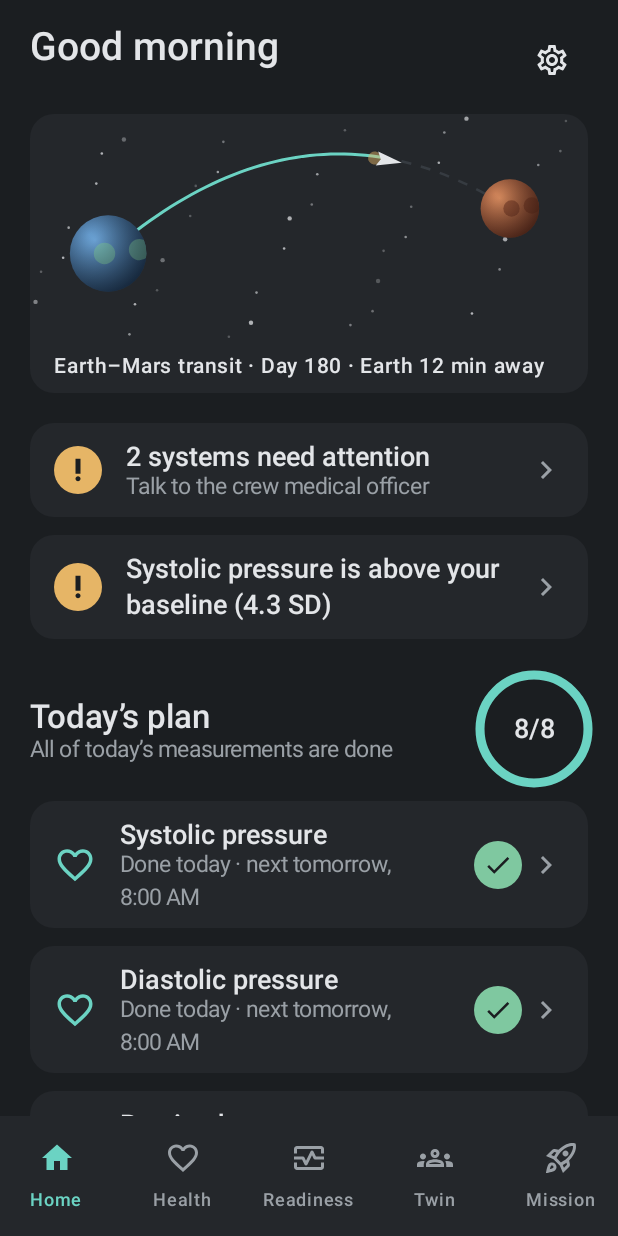
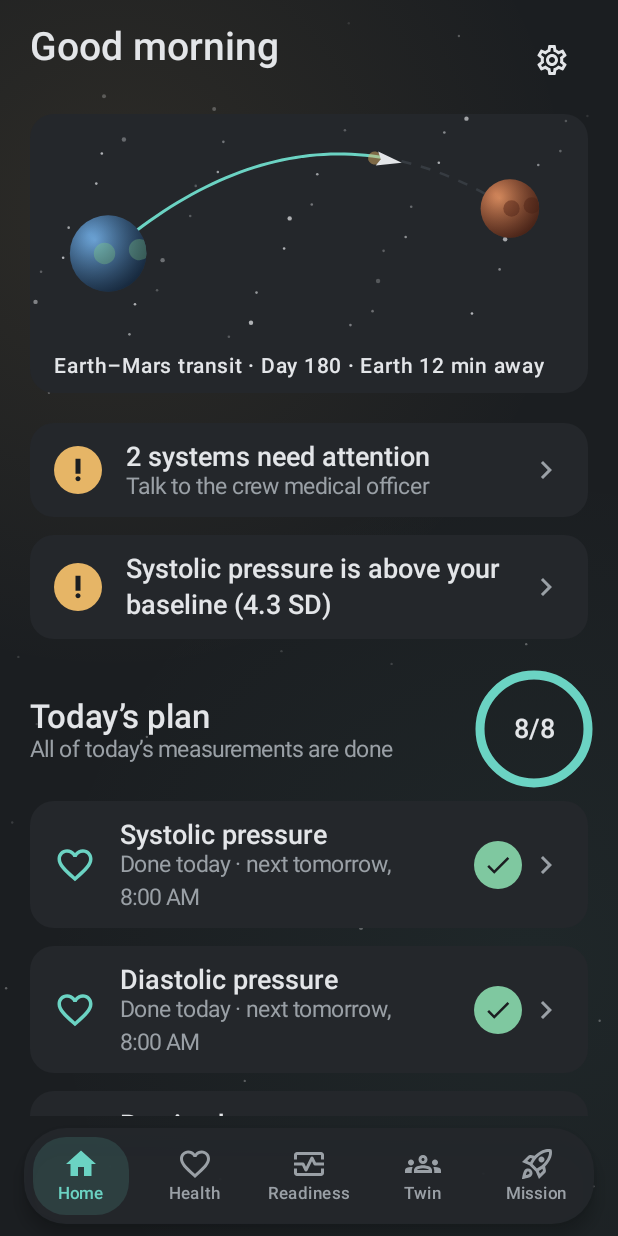
Before and after one commit to cybersecuritykali958-bot/nasa-space-apps, an Android app built with Jetpack Compose: the screen it shows after launch (MainActivity), on a phone screen of 412 x 824 dp. Run offline under Robolectric (Android 15) with nearby library versions, the phone set to English and light mode, and no system bars; our stand-ins replace Room's generated code; pictures from the network do not load; 1 statement that could not run was skipped.

Commit message:
Living background, floating capsule navigation and motion polish
- Quiet animated background: drifting, twinkling stars and soft glows tinted by the overall health status
- Floating capsule bottom bar with a highlight that slides to the selected tab
- Screen transitions, press feedback on cards, numbers that count up, charts that draw in
- Ship shown at the destination for Moon and Mars surface missions

```diff
--- a/android/app/src/main/java/space/crewpulse/ui/components/CrewScaffold.kt
+++ b/android/app/src/main/java/space/crewpulse/ui/components/CrewScaffold.kt
@@ -30,7 +30,7 @@ fun CrewScaffold(
     content: @Composable (Modifier) -> Unit,
 ) {
     Scaffold(
-        containerColor = MaterialTheme.colorScheme.background,
+        containerColor = androidx.compose.ui.graphics.Color.Transparent,
         contentColor = MaterialTheme.colorScheme.onBackground,
         // The app-level scaffold already handles the bottom bar and system bars below.
         contentWindowInsets = WindowInsets(0, 0, 0, 0),
@@ -59,7 +59,7 @@ fun CrewScaffold(
                     }
                 },
                 colors = TopAppBarDefaults.topAppBarColors(
-                    containerColor = MaterialTheme.colorScheme.background,
+                    containerColor = androidx.compose.ui.graphics.Color.Transparent,
                     titleContentColor = MaterialTheme.colorScheme.onSurface,
                 ),
             )
--- a/android/app/src/main/java/space/crewpulse/ui/components/LineChart.kt
+++ b/android/app/src/main/java/space/crewpulse/ui/components/LineChart.kt
@@ -1,6 +1,12 @@
 package space.crewpulse.ui.components
 
+import androidx.compose.animation.core.Animatable
+import androidx.compose.animation.core.FastOutSlowInEasing
+import androidx.compose.animation.core.tween
 import androidx.compose.foundation.Canvas
+import androidx.compose.runtime.LaunchedEffect
+import androidx.compose.runtime.remember
+import androidx.compose.ui.graphics.drawscope.clipRect
 import androidx.compose.foundation.layout.fillMaxWidth
 import androidx.compose.foundation.layout.height
 import androidx.compose.runtime.Composable
@@ -32,8 +38,11 @@ fun LineChart(
     markerX: Float? = null,
     forecast: Pair<Float, Float>? = null,
 ) {
+    val reveal = remember { Animatable(0f) }
+    LaunchedEffect(Unit) { reveal.animateTo(1f, tween(900, easing = FastOutSlowInEasing)) }
     Canvas(modifier.fillMaxWidth().height(height)) {
         if (points.size < 2) return@Canvas
+        clipRect(right = size.width * reveal.value) {
         val ys = points.map { it.second } + lines.map { it.y } + listOfNotNull(forecast?.second)
         val xs = points.map { it.first } + listOfNotNull(forecast?.first)
         val minX = xs.min()
@@ -75,5 +84,6 @@ fun LineChart(
         markerX?.let { m ->
             drawLine(Color.White.copy(alpha = 0.6f), Offset(px(m), 0f), Offset(px(m), size.height), strokeWidth = 2f)
         }
+        }
     }
 }
--- a/android/app/src/main/java/space/crewpulse/ui/components/ListRow.kt
+++ b/android/app/src/main/java/space/crewpulse/ui/components/ListRow.kt
@@ -1,6 +1,5 @@
 package space.crewpulse.ui.components
 
-import androidx.compose.foundation.clickable
 import androidx.compose.foundation.layout.Column
 import androidx.compose.foundation.layout.Row
 import androidx.compose.foundation.layout.fillMaxWidth
@@ -29,11 +28,12 @@ fun ListRow(
     trailing: (@Composable () -> Unit)? = null,
     onClick: (() -> Unit)? = null,
     leading: (@Composable () -> Unit)? = null,
+    chevron: Boolean = onClick != null,
 ) {
     Row(
         modifier
             .fillMaxWidth()
-            .then(if (onClick != null) Modifier.clickable(onClick = onClick) else Modifier)
+            .then(if (onClick != null) Modifier.pressClick(onClick) else Modifier)
             .padding(vertical = 12.dp),
         verticalAlignment = Alignment.CenterVertically,
     ) {
@@ -51,7 +51,7 @@ fun ListRow(
         if (trailing != null) {
             Row(Modifier.padding(start = 8.dp)) { trailing() }
         }
-        if (onClick != null) {
+        if (chevron) {
             Icon(
                 Icons.AutoMirrored.Filled.KeyboardArrowRight,
                 contentDescription = null,
@@ -75,10 +75,10 @@ fun CardRow(
     leading: (@Composable () -> Unit)? = null,
 ) {
     androidx.compose.material3.Card(
-        modifier = modifier.fillMaxWidth(),
+        modifier = modifier.fillMaxWidth().then(if (onClick != null) Modifier.pressClick(onClick) else Modifier),
         shape = androidx.compose.foundation.shape.RoundedCornerShape(16.dp),
         colors = androidx.compose.material3.CardDefaults.cardColors(containerColor = MaterialTheme.colorScheme.surfaceContainer),
     ) {
-        ListRow(title, Modifier.padding(horizontal = 16.dp), icon, iconTint, subtitle, trailing, onClick, leading)
+        ListRow(title, Modifier.padding(horizontal = 16.dp), icon, iconTint, subtitle, trailing, null, leading, chevron = onClick != null)
     }
 }
--- a/android/app/src/main/java/space/crewpulse/ui/components/MissionTrajectory.kt
+++ b/android/app/src/main/java/space/crewpulse/ui/components/MissionTrajectory.kt
@@ -108,7 +108,8 @@ fun MissionTrajectory(
                 planet(dest, h * 0.13f, SpaceArt.marsLight, SpaceArt.marsDark, spin * 0.9f, SpaceArt.marsDark)
             }
 
-            val atMars = environmentId == "mars_surface"
+            // On a surface mission the crew is already at the destination.
+            val atMars = environmentId == "mars_surface" || environmentId == "moon_surface"
             val s = if (atMars) 1f else p
             val pos = Offset(quad(earth.x, ctrl.x, dest.x, s), quad(earth.y, ctrl.y, dest.y, s) + bob * 2f)
             val dx = dquad(earth.x, ctrl.x, dest.x, s)
--- /dev/null
+++ b/android/app/src/main/java/space/crewpulse/ui/components/Motion.kt
@@ -0,0 +1,46 @@
+package space.crewpulse.ui.components
+
+import androidx.compose.animation.core.Animatable
+import androidx.compose.animation.core.FastOutSlowInEasing
+import androidx.compose.animation.core.animateFloatAsState
+import androidx.compose.animation.core.tween
+import androidx.compose.foundation.clickable
+import androidx.compose.foundation.interaction.MutableInteractionSource
+import androidx.compose.foundation.interaction.collectIsPressedAsState
+import androidx.compose.material3.Text
+import androidx.compose.material3.ripple
+import androidx.compose.runtime.Composable
+import androidx.compose.runtime.LaunchedEffect
+import androidx.compose.runtime.getValue
+import androidx.compose.runtime.remember
+import androidx.compose.ui.Modifier
+import androidx.compose.ui.composed
+import androidx.compose.ui.graphics.graphicsLayer
+import androidx.compose.ui.text.TextStyle
+import androidx.compose.ui.graphics.Color
+
+/** Click that slightly shrinks the element while pressed, for a tactile feel. */
+fun Modifier.pressClick(onClick: () -> Unit): Modifier = composed {
+    val source = remember { MutableInteractionSource() }
+    val pressed by source.collectIsPressedAsState()
+    val scale by animateFloatAsState(if (pressed) 0.97f else 1f, tween(120), label = "press")
+    this
+        .graphicsLayer { scaleX = scale; scaleY = scale }
+        .clickable(interactionSource = source, indication = ripple(), onClick = onClick)
+}
+
+/** A number that counts up to [value] when it first appears and glides when it changes. */
+@Composable
+fun AnimatedNumber(
+    value: Double,
+    format: (Double) -> String,
+    style: TextStyle,
+    color: Color = Color.Unspecified,
+    durationMillis: Int = 700,
+) {
+    val anim = remember { Animatable(0f) }
+    LaunchedEffect(value) {
+        anim.animateTo(value.toFloat(), tween(durationMillis, easing = FastOutSlowInEasing))
+    }
+    Text(format(anim.value.toDouble()), style = style, color = color)
+}
--- /dev/null
+++ b/android/app/src/main/java/space/crewpulse/ui/components/SpaceBackground.kt
@@ -0,0 +1,65 @@
+package space.crewpulse.ui.components
+
+import androidx.compose.animation.animateColorAsState
+import androidx.compose.animation.core.LinearEasing
+import androidx.compose.animation.core.RepeatMode
+import androidx.compose.animation.core.animateFloat
+import androidx.compose.animation.core.infiniteRepeatable
+import androidx.compose.animation.core.rememberInfiniteTransition
+import androidx.compose.animation.core.tween
+import androidx.compose.foundation.Canvas
+import androidx.compose.foundation.layout.fillMaxSize
+import androidx.compose.runtime.Composable
+import androidx.compose.runtime.getValue
+import androidx.compose.ui.Modifier
+import androidx.compose.ui.geometry.Offset
+import androidx.compose.ui.graphics.Brush
+import androidx.compose.ui.graphics.Color
+import kotlin.math.cos
+import kotlin.math.sin
+import space.crewpulse.data.model.Status
+import space.crewpulse.ui.theme.CrewColors
+import space.crewpulse.ui.theme.StatusColors
+
+/**
+ * Quiet animated backdrop: a few slowly drifting, twinkling stars and two soft glows whose
+ * color follows the overall health status (teal when fine, amber or red when not).
+ * Everything stays at low opacity so text keeps full contrast.
+ */
+@Composable
+fun SpaceBackground(status: Status, modifier: Modifier = Modifier) {
+    val t = rememberInfiniteTransition(label = "bg")
+    val drift by t.animateFloat(0f, 1f, infiniteRepeatable(tween(90_000, easing = LinearEasing)), label = "drift")
+    val twinkle by t.animateFloat(0f, 1f, infiniteRepeatable(tween(6_000, easing = LinearEasing)), label = "twinkle")
+    val sway by t.animateFloat(0f, 1f, infiniteRepeatable(tween(30_000), RepeatMode.Reverse), label = "sway")
+    val glow by animateColorAsState(
+        when (status) {
+            Status.YELLOW -> StatusColors.yellow
+            Status.RED -> StatusColors.red
+            else -> CrewColors.teal
+        },
+        tween(1_500),
+        label = "glow",
+    )
+
+    Canvas(modifier.fillMaxSize()) {
+        val w = size.width
+        val h = size.height
+
+        // Two soft glows, slowly moving.
+        val a = Offset(w * (0.15f + 0.2f * sway), h * (0.12f + 0.06f * sin(sway * 6.28f)))
+        val b = Offset(w * (0.9f - 0.25f * sway), h * (0.75f + 0.05f * cos(sway * 6.28f)))
+        drawCircle(Brush.radialGradient(listOf(glow.copy(alpha = 0.09f), Color.Transparent), a, w * 0.75f), w * 0.75f, a)
+        drawCircle(Brush.radialGradient(listOf(CrewColors.teal.copy(alpha = 0.05f), Color.Transparent), b, w * 0.8f), w * 0.8f, b)
+
+        // Stars drifting slowly upward; positions are fixed per star so nothing jumps.
+        for (i in 0 until 55) {
+            val x = ((i * 73 + 17) % 101) / 101f * w
+            val baseY = ((i * 37 + 11) % 97) / 97f
+            val speed = 0.5f + (i % 3) * 0.25f
+            val y = ((baseY - drift * speed) % 1f + 1f) % 1f * h
+            val tw = 0.10f + 0.20f * ((sin(twinkle * 6.283f + i * 1.3f) + 1f) / 2f)
+            drawCircle(Color.White.copy(alpha = tw), if (i % 7 == 0) 2.0f else 1.2f, Offset(x, y))
+        }
+    }
+}
--- a/android/app/src/main/java/space/crewpulse/ui/indicator/IndicatorScreen.kt
+++ b/android/app/src/main/java/space/crewpulse/ui/indicator/IndicatorScreen.kt
@@ -30,6 +30,7 @@ import space.crewpulse.domain.EarlyWarning
 import space.crewpulse.domain.EngineReport
 import space.crewpulse.domain.Evaluation
 import space.crewpulse.domain.Sample
+import space.crewpulse.ui.components.AnimatedNumber
 import space.crewpulse.ui.components.CardRow
 import space.crewpulse.ui.components.ChartLine
 import space.crewpulse.ui.components.ConfidencePill
@@ -68,7 +69,7 @@ fun IndicatorScreen(
             verticalArrangement = Arrangement.spacedBy(10.dp),
         ) {
             Row(verticalAlignment = Alignment.CenterVertically) {
-                Text("%.1f".format(evaluation.value), style = MaterialTheme.typography.displaySmall)
+                AnimatedNumber(evaluation.value, { "%.1f".format(it) }, MaterialTheme.typography.displaySmall)
                 Text(" ${ind.unit}", style = MaterialTheme.typography.titleLarge, color = MaterialTheme.colorScheme.onSurfaceVariant, modifier = Modifier.weight(1f))
                 StatusPill(evaluation.status)
             }
--- a/android/app/src/main/java/space/crewpulse/ui/navigation/AppNavHost.kt
+++ b/android/app/src/main/java/space/crewpulse/ui/navigation/AppNavHost.kt
@@ -1,6 +1,32 @@
 package space.crewpulse.ui.navigation
 
-import androidx.compose.foundation.layout.WindowInsets
+import androidx.compose.animation.animateColorAsState
+import androidx.compose.animation.core.animateDpAsState
+import androidx.compose.animation.fadeIn
+import androidx.compose.animation.fadeOut
+import androidx.compose.animation.slideInHorizontally
+import androidx.compose.animation.slideOutHorizontally
+import androidx.compose.foundation.background
+import androidx.compose.foundation.clickable
+import androidx.compose.foundation.interaction.MutableInteractionSource
+import androidx.compose.foundation.layout.Arrangement
+import androidx.compose.foundation.layout.Box
+import androidx.compose.foundation.layout.BoxWithConstraints
+import androidx.compose.foundation.layout.Column
+import androidx.compose.foundation.layout.Row
+import androidx.compose.foundation.layout.fillMaxHeight
+import androidx.compose.foundation.layout.fillMaxSize
+import androidx.compose.foundation.layout.fillMaxWidth
+import androidx.compose.foundation.layout.height
+import androidx.compose.foundation.layout.navigationBarsPadding
+import androidx.compose.foundation.layout.offset
+import androidx.compose.foundation.layout.width
+import androidx.compose.foundation.shape.RoundedCornerShape
+import androidx.compose.material3.Surface
+import androidx.compose.ui.Alignment
+import androidx.compose.ui.graphics.Color
+import androidx.compose.ui.unit.dp
+import space.crewpulse.ui.components.SpaceBackground
 import androidx.compose.foundation.layout.padding
 import androidx.compose.material.icons.Icons
 import androidx.compose.material.icons.filled.Favorite
@@ -15,9 +41,6 @@ import androidx.compose.material.icons.outlined.MonitorHeart
 import androidx.compose.material.icons.outlined.RocketLaunch
 import androidx.compose.material3.Icon
 import androidx.compose.material3.MaterialTheme
-import androidx.compose.material3.NavigationBar
-import androidx.compose.material3.NavigationBarItem
-import androidx.compose.material3.NavigationBarItemDefaults
 import androidx.compose.material3.Scaffold
 import androidx.compose.material3.Text
 import androidx.compose.runtime.Composable
@@ -113,12 +136,23 @@ private fun MainScaffold(
 ) {
     val back: () -> Unit = { nav.popBackStack() }
     val go: (String) -> Unit = { nav.navigate(it) }
+    val overall = space.crewpulse.domain.StatusEngine.worst(state.systems.map { it.status })
+    Box(Modifier.fillMaxSize()) {
+    SpaceBackground(overall)
     Scaffold(
-        containerColor = MaterialTheme.colorScheme.background,
+        containerColor = Color.Transparent,
         contentColor = MaterialTheme.colorScheme.onBackground,
         bottomBar = { BottomBar(nav) },
     ) { padding ->
-        NavHost(navController = nav, startDestination = Routes.HOME, modifier = Modifier.padding(padding)) {
+        NavHost(
+            navController = nav,
+            startDestination = Routes.HOME,
+            modifier = Modifier.padding(padding),
+            enterTransition = { fadeIn(tween(250)) + slideInHorizontally(tween(250)) { it / 12 } },
+            exitTransition = { fadeOut(tween(200)) },
+            popEnterTransition = { fadeIn(tween(250)) },
+            popExitTransition = { fadeOut(tween(200)) + slideOutHorizontally(tween(250)) { it / 12 } },
+        ) {
             // Tabs
             composable(Routes.HOME) {
                 HomeScreen(
@@ -156,33 +190,72 @@ private fun MainScaffold(
             }
         }
     }
+    }
 }
 
+/** Floating capsule navigation; the highlight slides to the selected tab. */
 @Composable
 private fun BottomBar(nav: NavHostController) {
     val entry by nav.currentBackStackEntryAsState()
     val current = entry?.destination?.route
-    NavigationBar(containerColor = MaterialTheme.colorScheme.surfaceContainer, windowInsets = NavigationBarDefaultsInsets()) {
-        TABS.forEach { tab ->
-            NavigationBarItem(
-                selected = current == tab.route,
-                onClick = { nav.switchTab(tab.route) },
-                icon = { Icon(if (current == tab.route) tab.selectedIcon else tab.icon, contentDescription = null) },
-                label = { Text(stringResource(tab.label), maxLines = 1, overflow = TextOverflow.Ellipsis) },
-                colors = NavigationBarItemDefaults.colors(
-                    selectedIconColor = MaterialTheme.colorScheme.primary,
-                    selectedTextColor = MaterialTheme.colorScheme.primary,
-                    indicatorColor = androidx.compose.ui.graphics.Color.Transparent,
-                    unselectedIconColor = MaterialTheme.colorScheme.onSurfaceVariant,
-                    unselectedTextColor = MaterialTheme.colorScheme.onSurfaceVariant,
-                ),
-            )
+    val selected = TABS.indexOfFirst { it.route == current }
+    Box(
+        Modifier
+            .fillMaxWidth()
+            .navigationBarsPadding()
+            .padding(horizontal = 16.dp, vertical = 8.dp),
+    ) {
+        Surface(
+            shape = RoundedCornerShape(28.dp),
+            color = MaterialTheme.colorScheme.surfaceContainer.copy(alpha = 0.94f),
+            shadowElevation = 6.dp,
+        ) {
+            BoxWithConstraints(Modifier.fillMaxWidth().height(64.dp)) {
+                val itemWidth = maxWidth / TABS.size
+                val x by animateDpAsState(itemWidth * selected.coerceAtLeast(0), tween(300), label = "tab")
+                if (selected >= 0) {
+                    Box(
+                        Modifier
+                            .offset(x = x)
+                            .width(itemWidth)
+                            .fillMaxHeight()
+                            .padding(6.dp)
+                            .background(MaterialTheme.colorScheme.primary.copy(alpha = 0.14f), RoundedCornerShape(22.dp)),
+                    )
+                }
+                Row(Modifier.fillMaxSize()) {
+                    TABS.forEachIndexed { i, tab ->
+                        val on = i == selected
+                        val tint by animateColorAsState(
+                            if (on) MaterialTheme.colorScheme.primary else MaterialTheme.colorScheme.onSurfaceVariant,
+                            tween(300), label = "tint",
+                        )
+                        Column(
+                            Modifier
+                                .weight(1f)
+                                .fillMaxHeight()
+                                .clickable(
+                                    interactionSource = remember { MutableInteractionSource() },
+                                    indication = null,
+                                ) { nav.switchTab(tab.route) },
+                            horizontalAlignment = Alignment.CenterHorizontally,
+                            verticalArrangement = Arrangement.Center,
+                        ) {
+                            Icon(if (on) tab.selectedIcon else tab.icon, contentDescription = null, tint = tint)
+                            Text(
+                                stringResource(tab.label),
+                                style = MaterialTheme.typography.labelSmall,
+                                color = tint,
+                                maxLines = 1,
+                                overflow = TextOverflow.Ellipsis,
+                            )
+                        }
+                    }
+                }
+            }
         }
     }
 }
-
-@Composable
-private fun NavigationBarDefaultsInsets(): WindowInsets = androidx.compose.material3.NavigationBarDefaults.windowInsets
 
 /** Standard bottom-tab navigation: one copy of each tab, state kept when switching. */
 private fun NavHostController.switchTab(route: String) {
--- a/android/app/src/main/java/space/crewpulse/ui/readiness/ReadinessScreen.kt
+++ b/android/app/src/main/java/space/crewpulse/ui/readiness/ReadinessScreen.kt
@@ -41,6 +41,7 @@ import space.crewpulse.R
 import space.crewpulse.data.model.Status
 import space.crewpulse.domain.SpaceWeatherLevel
 import space.crewpulse.domain.Verdict
+import space.crewpulse.ui.components.AnimatedNumber
 import space.crewpulse.ui.components.CrewCard
 import space.crewpulse.ui.components.ListRow
 import space.crewpulse.ui.components.TriagePlan
@@ -159,10 +160,12 @@ fun ReadinessScreen(state: HomeUiState, onRefreshWeather: () -> Unit, onBack: ((
 @Composable
 private fun TimeColumn(label: String, minutes: Double?, modifier: Modifier) {
     val (value, unit) = durationText(minutes)
+    val hours = (minutes ?: 0.0) >= 120
     Column(modifier, horizontalAlignment = Alignment.CenterHorizontally) {
         Text(label, style = MaterialTheme.typography.bodyMedium, color = MaterialTheme.colorScheme.onSurfaceVariant)
         Row(verticalAlignment = Alignment.Bottom) {
-            Text(value, style = MaterialTheme.typography.displaySmall)
+            if (minutes == null) Text(value, style = MaterialTheme.typography.displaySmall)
+            else AnimatedNumber(if (hours) minutes / 60 else minutes, { "%.0f".format(it) }, MaterialTheme.typography.displaySmall)
             Text(" $unit", style = MaterialTheme.typography.titleMedium, modifier = Modifier.padding(bottom = 6.dp))
         }
     }
--- a/android/app/src/main/java/space/crewpulse/ui/twin/TwinScreen.kt
+++ b/android/app/src/main/java/space/crewpulse/ui/twin/TwinScreen.kt
@@ -40,6 +40,7 @@ import androidx.compose.ui.unit.dp
 import space.crewpulse.R
 import space.crewpulse.data.model.Status
 import space.crewpulse.domain.DigitalTwin
+import space.crewpulse.ui.components.AnimatedNumber
 import space.crewpulse.ui.components.ChartLine
 import space.crewpulse.ui.components.CrewCard
 import space.crewpulse.ui.components.LineChart
@@ -88,9 +89,9 @@ fun TwinScreen(
             }
             val selected = states[((states.size - 1) * dayFraction).toInt().coerceIn(0, states.size - 1)]
             Row(horizontalArrangement = Arrangement.spacedBy(8.dp)) {
-                Tile(Icons.Outlined.Healing, stringResource(R.string.bone), "%.0f%%".format(selected.bonePct), selected.boneStatus, Modifier.weight(1f))
-                Tile(Icons.Outlined.FitnessCenter, stringResource(R.string.muscle), "%.0f%%".format(selected.musclePct), selected.muscleStatus, Modifier.weight(1f))
-                Tile(Icons.Outlined.WbSunny, stringResource(R.string.dose), "%.0f".format(selected.doseMsv), selected.doseStatus, Modifier.weight(1f), unit = "mSv")
+                Tile(Icons.Outlined.Healing, stringResource(R.string.bone), selected.bonePct, { "%.0f%%".format(it) }, selected.boneStatus, Modifier.weight(1f))
+                Tile(Icons.Outlined.FitnessCenter, stringResource(R.string.muscle), selected.musclePct, { "%.0f%%".format(it) }, selected.muscleStatus, Modifier.weight(1f))
+                Tile(Icons.Outlined.WbSunny, stringResource(R.string.dose), selected.doseMsv, { "%.0f".format(it) }, selected.doseStatus, Modifier.weight(1f), unit = "mSv")
             }
             Text(stringResource(R.string.mission_day, selected.day, states.size), style = MaterialTheme.typography.bodyMedium, color = MaterialTheme.colorScheme.onSurfaceVariant)
             Slider(value = dayFraction, onValueChange = { dayFraction = it })
@@ -128,12 +129,12 @@ fun TwinScreen(
 }
 
 @Composable
-private fun Tile(icon: ImageVector, label: String, value: String, status: Status, modifier: Modifier, unit: String? = null) {
+private fun Tile(icon: ImageVector, label: String, value: Double, format: (Double) -> String, status: Status, modifier: Modifier, unit: String? = null) {
     CrewCard(modifier = modifier) {
         Icon(icon, null, tint = if (status == Status.GREEN) MaterialTheme.colorScheme.primary else StatusColors.of(status))
         Text(label, style = MaterialTheme.typography.bodyMedium, color = MaterialTheme.colorScheme.onSurfaceVariant, maxLines = 1, modifier = Modifier.padding(top = 8.dp))
         Row(verticalAlignment = Alignment.CenterVertically) {
-            Text(value, style = MaterialTheme.typography.titleLarge, maxLines = 1)
+            AnimatedNumber(value, format, MaterialTheme.typography.titleLarge, durationMillis = 300)
             if (unit != null) Text(" $unit", style = MaterialTheme.typography.bodyMedium, maxLines = 1)
             Box(Modifier.padding(start = 6.dp).size(8.dp).background(StatusColors.of(status), CircleShape))
         }
```
